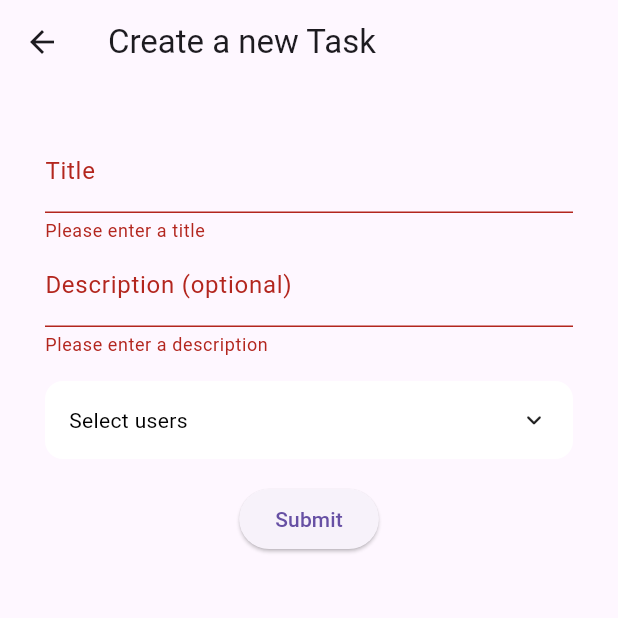
After one commit to invertedEcho/flatshare, a Flutter app: the CreateTask screen opened directly, after a tap on "Submit", on a phone screen of 412 x 824 dp, the top half of it. The commit adds this screen. Run offline on Flutter 3.47's test engine with Material 3 defaults, Android fonts, the phone set to English and light mode, and no system bars; drawn by our look-alikes of animated_custom_dropdown; our stand-ins replace flutter_dotenv, flutter_secure_storage; accounts and stored records are empty; network calls fail.

Commit message:
feat: create one-off task screen

```diff
--- /dev/null
+++ b/frontend/devtools_options.yaml
@@ -0,0 +1,3 @@
+description: This file stores settings for Dart & Flutter DevTools.
+documentation: https://docs.flutter.dev/tools/devtools/extensions#configure-extension-enablement-states
+extensions:
--- a/frontend/lib/fetch/authenticated_client.dart
+++ b/frontend/lib/fetch/authenticated_client.dart
@@ -15,6 +15,7 @@
     if (token != null) {
       request.headers['Authorization'] = 'Bearer $token';
     }
+    request.headers['Content-Type'] = 'application/json';
 
     return _httpClient.send(request);
   }
--- /dev/null
+++ b/frontend/lib/fetch/group.dart
@@ -0,0 +1,19 @@
+import 'dart:convert';
+
+import 'package:wg_app/fetch/url.dart';
+import 'package:wg_app/main.dart';
+import 'package:wg_app/models/user.dart';
+
+Future<List<User>> fetchUsersInGroup({required int groupId}) async {
+  var apiBaseUrl = getApiBaseUrl();
+  var response = await authenticatedClient
+      .get(Uri.parse("$apiBaseUrl/users?groupId=$groupId"));
+
+  if (response.statusCode != 200) {
+    throw Exception("Failed to fetch users in group: ${response.statusCode}");
+  }
+  print(response.statusCode);
+  List<dynamic> usersInGroup = jsonDecode(response.body);
+  print(usersInGroup);
+  return usersInGroup.map<User>((user) => User.fromJson(user)).toList();
+}
--- a/frontend/lib/fetch/tasks.dart
+++ b/frontend/lib/fetch/tasks.dart
@@ -4,7 +4,7 @@
 import 'package:wg_app/main.dart';
 import 'package:wg_app/models/task.dart';
 
-Future<List<Task>> fetchTasks(int groupId) async {
+Future<List<Task>> fetchTasks({required int groupId}) async {
   var apiBaseUrl = getApiBaseUrl();
   final response = await authenticatedClient
       .get(Uri.parse('$apiBaseUrl/tasks?groupId=$groupId'));
@@ -16,3 +16,24 @@
     throw Exception("Failed to fetch tasks: ${response.statusCode}");
   }
 }
+
+Future<void> createTask(
+    {required String title,
+    required String description,
+    required int groupId,
+    required List<int> userIds}) async {
+  var apiBaseUrl = getApiBaseUrl();
+  final response =
+      await authenticatedClient.post(Uri.parse('$apiBaseUrl/tasks/one-off'),
+          body: jsonEncode(
+            {
+              'title': title,
+              'description': description,
+              'groupId': groupId,
+              'userIds': userIds
+            },
+          ));
+  if (response.statusCode != 201) {
+    throw Exception("Failed to create task: ${response.statusCode}");
+  }
+}
--- a/frontend/lib/models/user.dart
+++ b/frontend/lib/models/user.dart
@@ -1,24 +1,25 @@
 class User {
-  final String? accessToken;
   final int userId;
   final int? groupId;
   final String email;
   final String username;
 
   const User(
-      {required this.accessToken,
-      required this.userId,
+      {required this.userId,
       this.groupId,
       required this.email,
       required this.username});
 
   factory User.fromJson(Map<String, dynamic> json) {
     return User(
-      accessToken: json['accessToken'] as String?,
       userId: json['userId'] as int,
       groupId: json['groupId'] as int?,
       email: json['email'] as String,
       username: json['username'] as String,
     );
   }
+  @override
+  String toString() {
+    return username;
+  }
 }
--- a/frontend/lib/widgets/expandable_fab.dart
+++ b/frontend/lib/widgets/expandable_fab.dart
@@ -121,7 +121,7 @@
             onPressed: _toggle,
             backgroundColor: Theme.of(context).colorScheme.inversePrimary,
             shape: const CircleBorder(),
-            child: const Icon(Icons.create),
+            child: const Icon(Icons.add),
           ),
         ),
       ),
--- /dev/null
+++ b/frontend/lib/widgets/tasks/create_task.dart
@@ -0,0 +1,109 @@
+import 'package:animated_custom_dropdown/custom_dropdown.dart';
+import 'package:flutter/material.dart';
+import 'package:wg_app/fetch/group.dart';
+import 'package:wg_app/fetch/tasks.dart';
+import 'package:wg_app/models/user.dart';
+
+class CreateTask extends StatefulWidget {
+  const CreateTask({super.key});
+
+  @override
+  CreateTaskState createState() {
+    return CreateTaskState();
+  }
+}
+
+class CreateTaskState extends State<CreateTask> {
+  final _formKey = GlobalKey<FormState>();
+  final titleController = TextEditingController();
+  final descriptionController = TextEditingController();
+  final multiSelectUserController = MultiSelectController<User>([]);
+
+  List<User> userInGroups = [];
+
+  @override
+  void initState() {
+    super.initState();
+    fetchUsersInGroup(groupId: 4).then((result) {
+      setState(() {
+        userInGroups = result;
+      });
+    });
+  }
+
+  void handleSubmit() async {
+    if (_formKey.currentState!.validate()) {
+      String title = titleController.text;
+      String description = descriptionController.text;
+      List<int> selectedUserIds = multiSelectUserController.value
+          .map((selectUser) => selectUser.userId)
+          .toList();
+      try {
+        await createTask(
+            title: title,
+            description: description,
+            groupId: 4,
+            userIds: selectedUserIds);
+        ScaffoldMessenger.of(context).showSnackBar(
+          const SnackBar(content: Text('Created new task!')),
+        );
+        Navigator.of(context).pop(); // Navigate back to the previous screen
+      } catch (e) {
+        ScaffoldMessenger.of(context).showSnackBar(
+          SnackBar(content: Text(e.toString())),
+        );
+      }
+    }
+  }
+
+  @override
+  Widget build(BuildContext context) {
+    return Scaffold(
+        appBar: AppBar(title: const Text("Create a new Task")),
+        body: Form(
+            key: _formKey,
+            child: Padding(
+                padding: const EdgeInsets.all(30),
+                child: Column(
+                  children: [
+                    TextFormField(
+                      controller: titleController,
+                      validator: (value) {
+                        if (value == null || value.isEmpty) {
+                          return 'Please enter a title';
+                        }
+                        return null;
+                      },
+                      decoration: const InputDecoration(labelText: "Title"),
+                    ),
+                    TextFormField(
+                      controller: descriptionController,
+                      validator: (value) {
+                        if (value == null || value.isEmpty) {
+                          return 'Please enter a description';
+                        }
+                        return null;
+                      },
+                      decoration: const InputDecoration(
+                          labelText: "Description (optional)"),
+                    ),
+                    Padding(
+                      padding: const EdgeInsets.only(top: 16),
+                      child: CustomDropdown.multiSelect(
+                          multiSelectController: multiSelectUserController,
+                          decoration: const CustomDropdownDecoration(
+                              listItemStyle: TextStyle(color: Colors.black),
+                              hintStyle: TextStyle(color: Colors.black)),
+                          hintText: "Select users",
+                          items: userInGroups,
+                          onListChanged: (value) {}),
+                    ),
+                    Padding(
+                      padding: const EdgeInsets.symmetric(vertical: 16),
+                      child: ElevatedButton(
+                          onPressed: handleSubmit, child: const Text("Submit")),
+                    )
+                  ],
+                ))));
+  }
+}
--- a/frontend/lib/widgets/tasks/tasks_overview_widget.dart
+++ b/frontend/lib/widgets/tasks/tasks_overview_widget.dart
@@ -22,7 +22,7 @@
     super.initState();
     _taskGroupsFuture = fetchTaskGroups();
     // TODO: replace with actual group id once group feature implemented
-    _tasksFuture = fetchTasks(4);
+    _tasksFuture = fetchTasks(groupId: 4);
   }
 
   @override
--- a/frontend/pubspec.yaml
+++ b/frontend/pubspec.yaml
@@ -40,6 +40,7 @@
   provider: ^6.1.2
   flutter_dotenv: ^5.1.0
   collection: ^1.18.0
+  animated_custom_dropdown: 3.1.1
 
 dev_dependencies:
   flutter_test:
```
Also changed, not shown: frontend/lib/fetch/auth.dart (+5 -2 lines), frontend/lib/main.dart (+7 -5 lines), frontend/lib/widgets/user/login_form.dart (+9 -6 lines), frontend/pubspec.lock, 2 other files.
